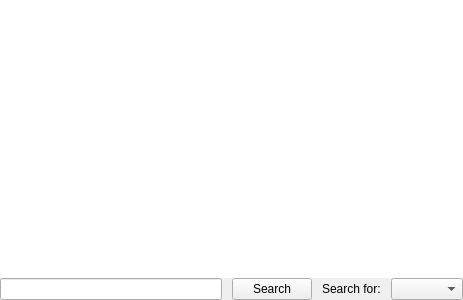
Before: the Qt Designer form src/widgets/SearchWidget.ui in rizinorg/cutter, drawn with Qt 5.
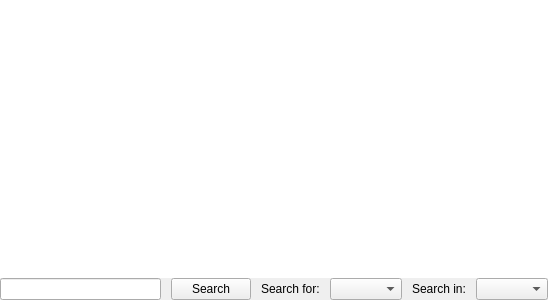
After: the same form once the commit is applied.

Commit message: Implement the "Search in" feature

Diff of the .ui file:
```diff
--- a/src/widgets/SearchWidget.ui
+++ b/src/widgets/SearchWidget.ui
@@ -6,7 +6,7 @@
    <rect>
     <x>0</x>
     <y>0</y>
-    <width>463</width>
+    <width>548</width>
     <height>300</height>
    </rect>
   </property>
@@ -94,6 +94,23 @@
       <item>
        <widget class="QComboBox" name="searchspaceCombo"/>
       </item>
+      <item>
+       <widget class="QLabel" name="searchInLabel">
+        <property name="text">
+         <string>Search in:</string>
+        </property>
+       </widget>
+      </item>
+      <item>
+       <widget class="QComboBox" name="searchInCombo">
+        <property name="maximumSize">
+         <size>
+          <width>16777215</width>
+          <height>300</height>
+         </size>
+        </property>
+       </widget>
+      </item>
      </layout>
     </item>
    </layout>
```
The commit also changes 2 other files.
